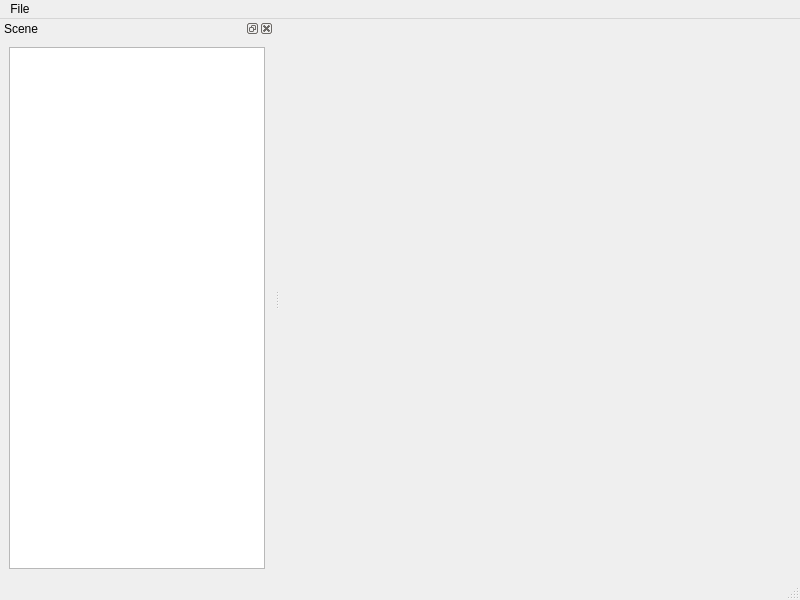
The window that Source/Editor/MainWindow.ui (cyj0912/Construct3) describes before a commit, drawn with Qt 5.
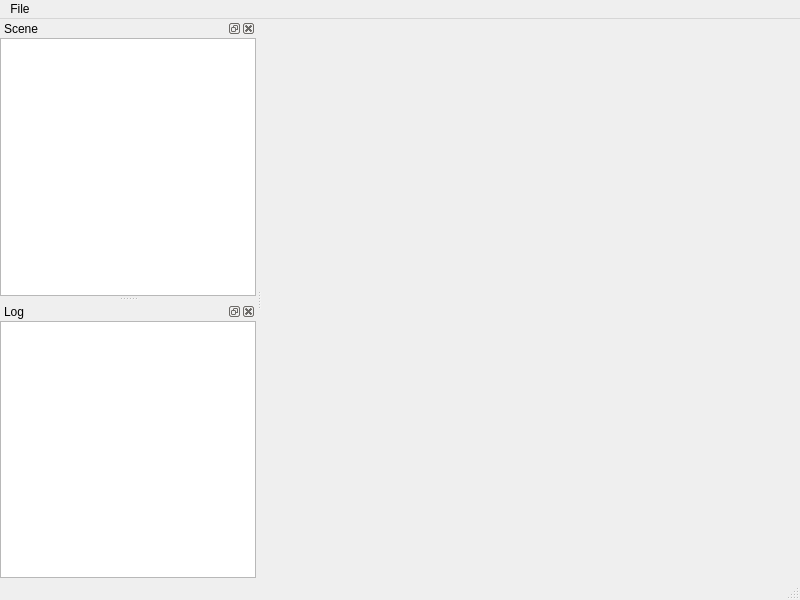
The same window after the commit.

What changed in the file:
```diff
--- a/Source/Editor/MainWindow.ui
+++ b/Source/Editor/MainWindow.ui
@@ -46,12 +46,55 @@
    </attribute>
    <widget class="QWidget" name="dockWidgetContents">
     <layout class="QVBoxLayout" name="verticalLayout">
+     <property name="leftMargin">
+      <number>0</number>
+     </property>
+     <property name="topMargin">
+      <number>0</number>
+     </property>
+     <property name="rightMargin">
+      <number>0</number>
+     </property>
+     <property name="bottomMargin">
+      <number>0</number>
+     </property>
      <item>
       <widget class="QTreeView" name="treeView"/>
      </item>
     </layout>
    </widget>
   </widget>
+  <widget class="QDockWidget" name="logDock">
+   <property name="windowTitle">
+    <string>Log</string>
+   </property>
+   <attribute name="dockWidgetArea">
+    <number>1</number>
+   </attribute>
+   <widget class="QWidget" name="dockWidgetContents_2">
+    <layout class="QGridLayout" name="gridLayout">
+     <property name="leftMargin">
+      <number>0</number>
+     </property>
+     <property name="topMargin">
+      <number>0</number>
+     </property>
+     <property name="rightMargin">
+      <number>0</number>
+     </property>
+     <property name="bottomMargin">
+      <number>0</number>
+     </property>
+     <item row="0" column="0">
+      <widget class="QPlainTextEdit" name="logText">
+       <property name="readOnly">
+        <bool>true</bool>
+       </property>
+      </widget>
+     </item>
+    </layout>
+   </widget>
+  </widget>
   <action name="actionExit">
    <property name="text">
     <string>Exit</string>
```
